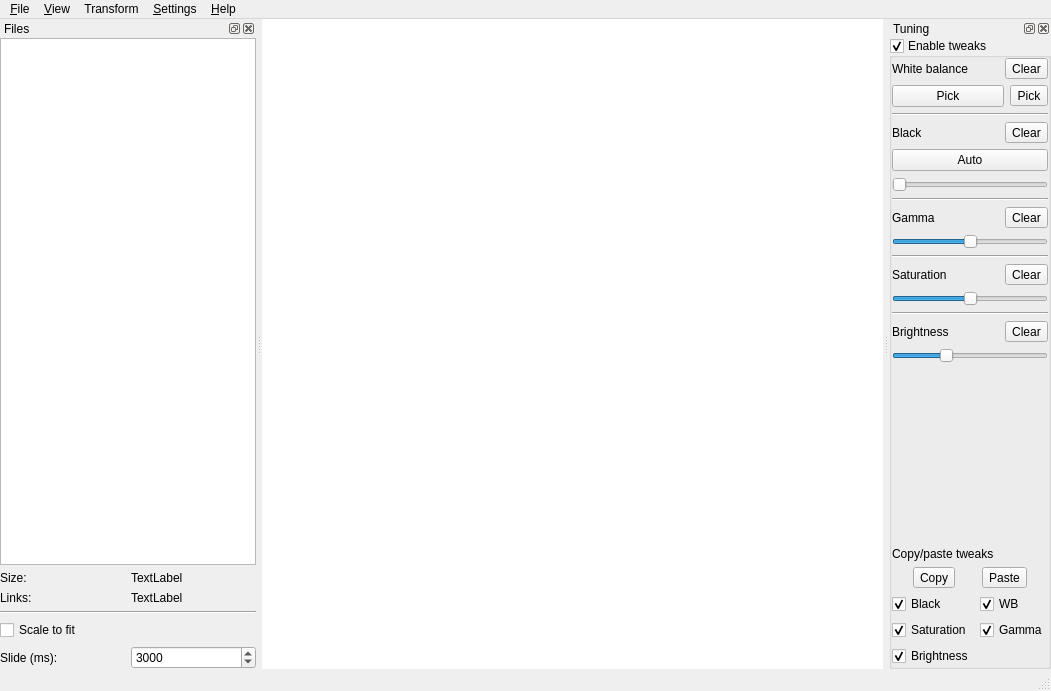
The window that src/mainwindow.ui (bernds/equiv) describes before a commit, drawn with Qt 5.
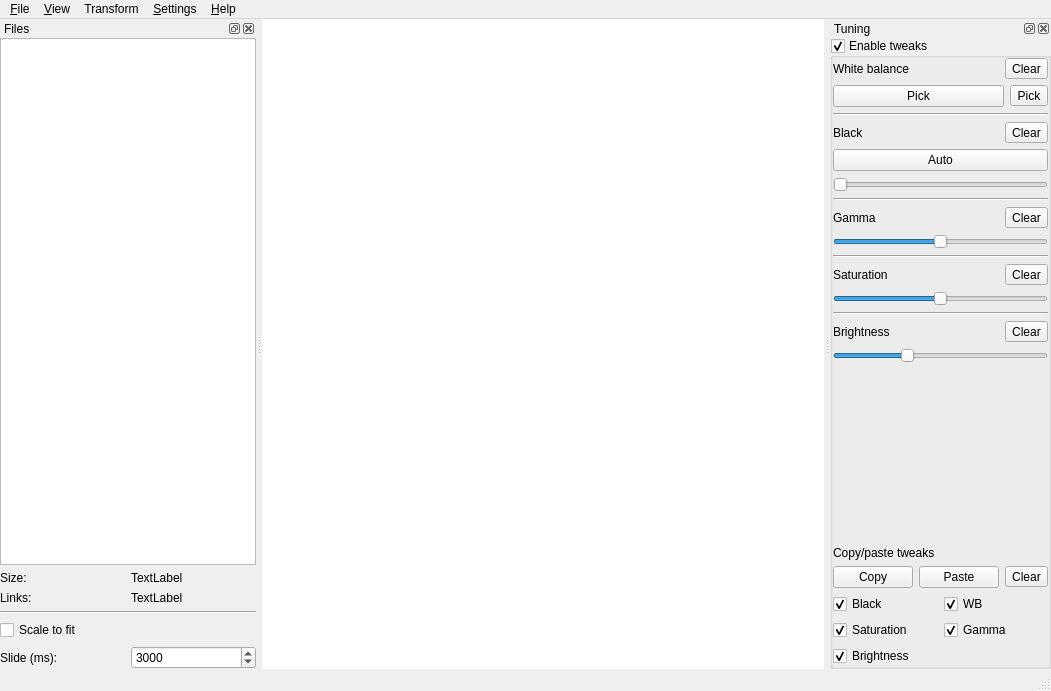
The same window after the commit. Icons and pictures are not drawn. Custom widgets are drawn as their Qt base class.

Commit message:
Add a "Clear tweaks" button alongside copy/paste
Also make the copy/paste actions independent from the buttons. Allows
shorter button names. Adding the actions into the main window makes them
work when the tools pane is closed.

```diff
--- a/src/mainwindow.ui
+++ b/src/mainwindow.ui
@@ -476,7 +476,7 @@
             <number>0</number>
            </property>
            <item>
-            <widget class="QToolButton" name="copyButton">
+            <widget class="QPushButton" name="copyButton">
              <property name="text">
               <string>Copy</string>
              </property>
@@ -486,12 +486,23 @@
             </widget>
            </item>
            <item>
-            <widget class="QToolButton" name="pasteButton">
+            <widget class="QPushButton" name="pasteButton">
              <property name="text">
               <string>Paste</string>
              </property>
             </widget>
            </item>
+           <item>
+            <widget class="QToolButton" name="clearAllButton">
+             <property name="text">
+              <string>Clear</string>
+             </property>
+             <property name="icon">
+              <iconset resource="equiv.qrc">
+               <normaloff>:/newPrefix/icons/Edit-undo.svg</normaloff>:/newPrefix/icons/Edit-undo.svg</iconset>
+             </property>
+            </widget>
+           </item>
           </layout>
          </widget>
         </item>
```
The commit also changes 2 other files.
